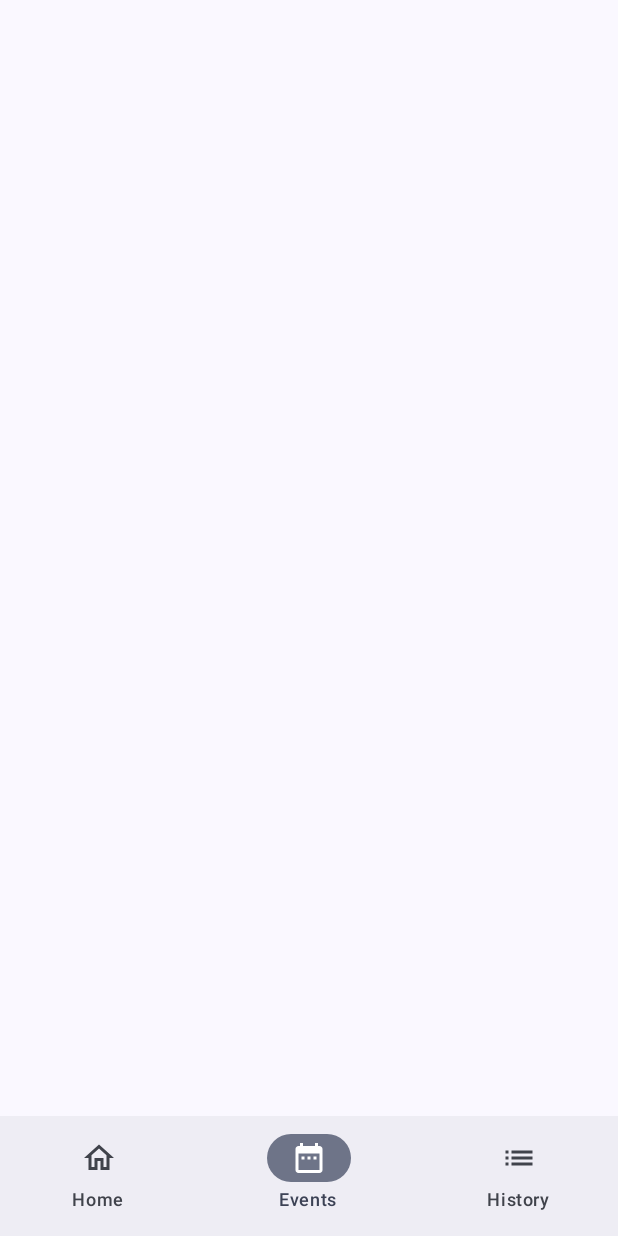
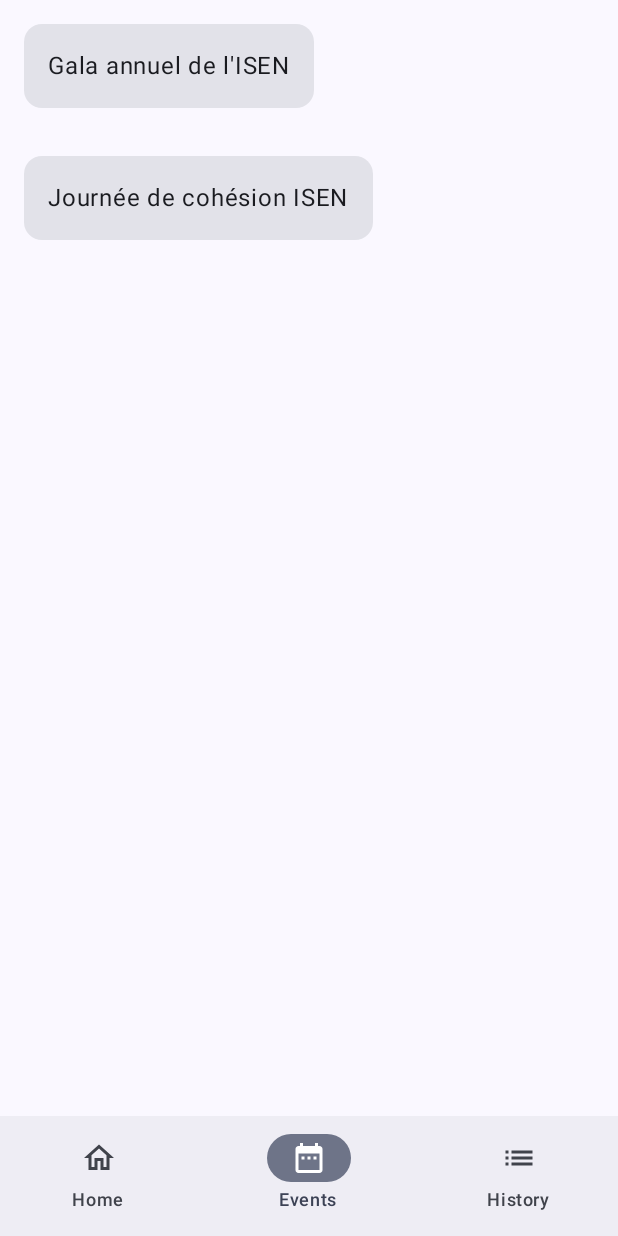
Before and after one commit to DramatikzZ/ISENSmartCompanion, an Android app built with Jetpack Compose: the screen it shows after launch (MainActivity), item 2 of the bottom bar chosen, on a phone screen of 412 x 824 dp. Run offline under Robolectric (Android 15) with nearby library versions, the light colour scheme and no system bars.

Commit message:
PART 2 - 2

```diff
--- a/app/src/main/java/fr/isen/vincent/isensmartcompanion/MainActivity.kt
+++ b/app/src/main/java/fr/isen/vincent/isensmartcompanion/MainActivity.kt
@@ -1,6 +1,8 @@
 package fr.isen.vincent.isensmartcompanion
 
+import android.content.Intent
 import android.os.Bundle
+import android.util.Log
 import androidx.activity.ComponentActivity
 import androidx.activity.compose.setContent
 import androidx.activity.enableEdgeToEdge
@@ -12,20 +14,22 @@
 import androidx.compose.material.icons.outlined.DateRange
 import androidx.compose.material.icons.outlined.Home
 import androidx.compose.material.icons.outlined.List
-import androidx.compose.material.icons.outlined.Notifications
 import androidx.compose.material3.Scaffold
-import androidx.compose.material3.Text
 import androidx.compose.runtime.Composable
 import androidx.compose.ui.Modifier
 import androidx.compose.ui.graphics.vector.ImageVector
 import androidx.compose.ui.tooling.preview.Preview
+import androidx.core.content.ContextCompat.startActivity
 import androidx.navigation.compose.NavHost
 import androidx.navigation.compose.composable
 import androidx.navigation.compose.rememberNavController
+import fr.isen.vincent.isensmartcompanion.models.EventModel
+import fr.isen.vincent.isensmartcompanion.screen.EventsScreen
+import fr.isen.vincent.isensmartcompanion.screen.HistoryScreen
+import fr.isen.vincent.isensmartcompanion.screen.MainScreen
+import fr.isen.vincent.isensmartcompanion.screen.TabView
 import fr.isen.vincent.isensmartcompanion.ui.theme.ISENSmartCompanionTheme
 
-import fr.isen.vincent.isensmartcompanion.screen.MainScreen
-import fr.isen.vincent.isensmartcompanion.screen.TabView
 
 
 data class TabBarItem(
@@ -35,14 +39,16 @@
     val badgeAmount: Int? = null
 )
 
+
 class MainActivity : ComponentActivity() {
     override fun onCreate(savedInstanceState: Bundle?) {
         super.onCreate(savedInstanceState)
+        Log.d("lifecycle", "MainActivity onCreate")
         enableEdgeToEdge()
         setContent {
-            val homeTab = TabBarItem(title = "Home", selectedIcon = Icons.Filled.Home, unselectedIcon = Icons.Outlined.Home)
-            val eventsTab = TabBarItem(title = "Events", selectedIcon = Icons.Filled.DateRange, unselectedIcon = Icons.Outlined.DateRange, /*badgeAmount = 7*/)
-            val historyTab = TabBarItem(title = "History", selectedIcon = Icons.Filled.List, unselectedIcon = Icons.Outlined.List)
+            val homeTab = TabBarItem(title = getString(R.string.bottom_navbar_home), selectedIcon = Icons.Filled.Home, unselectedIcon = Icons.Outlined.Home)
+            val eventsTab = TabBarItem(title = getString(R.string.bottom_navbar_event), selectedIcon = Icons.Filled.DateRange, unselectedIcon = Icons.Outlined.DateRange)
+            val historyTab = TabBarItem(title = getString(R.string.bottom_navbar_history), selectedIcon = Icons.Filled.List, unselectedIcon = Icons.Outlined.List)
 
             // creating a list of all the tabs
             val tabBarItems = listOf(homeTab, eventsTab, historyTab)
@@ -51,29 +57,62 @@
             val navController = rememberNavController()
 
             ISENSmartCompanionTheme {
-                Scaffold(bottomBar = {TabView(tabBarItems, navController)}, modifier = Modifier.fillMaxSize()) { innerPadding ->
-                    NavHost(navController = navController, startDestination = homeTab.title){
-                        composable(homeTab.title){
+                Scaffold( bottomBar = {
+                    TabView(tabBarItems, navController)
+                },
+                    modifier = Modifier.fillMaxSize()) { innerPadding ->
+
+                    NavHost(navController = navController, startDestination = homeTab.title) {
+                        composable(homeTab.title) {
                             MainScreen(innerPadding)
                         }
-                        composable(eventsTab.title){
+                        composable(eventsTab.title) {
+                            EventsScreen(
+                                innerPadding = innerPadding,
+                                eventHandler = { event ->
+                                    startEventDetailActivity(event)
+                                }
+                            )
                         }
-                        composable(historyTab.title){
-                            Text(historyTab.title)
+                        composable(historyTab.title) {
+                            HistoryScreen(innerPadding)
                         }
                     }
+
                 }
             }
         }
     }
-}
 
+    fun startEventDetailActivity(event: EventModel) {
+        val intent = Intent(this, EventDetailActivity::class.java).apply {
+            putExtra(EventDetailActivity.eventExtraKey, event)
+        }
+        startActivity(intent)
+    }
 
+    override fun onRestart() {
+        super.onRestart()
+        Log.d("lifecycle", "MainActivity onRestart")
+    }
 
-@Preview(showBackground = true)
-@Composable
-fun GreetingPreview() {
-    ISENSmartCompanionTheme {
-        //MainScreen(PaddingValues)
+    override fun onResume() {
+        super.onResume()
+        Log.d("lifecycle", "MainActivity onResume")
+    }
+
+    override fun onStop() {
+        Log.d("lifecycle", "MainActivity onStop")
+        super.onStop()
+    }
+
+    override fun onPause() {
+        Log.d("lifecycle", "MainActivity onPause")
+        super.onPause()
+    }
+
+    override fun onDestroy() {
+        Log.d("lifecycle", "MainActivity onDestroy")
+        super.onDestroy()
     }
 }
--- /dev/null
+++ b/app/src/main/java/fr/isen/vincent/isensmartcompanion/models/EventModel.kt
@@ -0,0 +1,35 @@
+package fr.isen.vincent.isensmartcompanion.models
+
+import java.io.Serializable
+
+data class EventModel(
+    val id: String,
+    val title: String,
+    val description: String,
+    val date: String,
+    val location: String,
+    val category: String
+): Serializable
+
+{
+    companion object {
+        fun fakeEvents(): List<EventModel> {
+            return listOf(
+                EventModel(
+                    "1e2d345a",
+                    "Gala annuel de l'ISEN",
+                    "Soirée prestigieuse organisée par le BDE pour célébrer les réussites de l\'année dans une ambiance festive.",
+                    "10 décembre 2024",
+                    "Palais Neptune, Toulon",
+                    "BDE"),
+                EventModel(
+                    "0d1d122c",
+                    "Journée de cohésion ISEN",
+                    "Un moment pour accueillir les nouveaux élèves et renforcer la cohésion entre les promotions avec des activités autour de la santé, l'écologie, et la vie associative.",
+                    "24 septembre 2024",
+                    "Plage du Mourillon",
+                    "Vie associative"),
+            )
+        }
+    }
+}
--- /dev/null
+++ b/app/src/main/java/fr/isen/vincent/isensmartcompanion/screen/EventsScreen.kt
@@ -0,0 +1,43 @@
+package fr.isen.vincent.isensmartcompanion.screen
+
+import androidx.compose.foundation.clickable
+import androidx.compose.foundation.layout.Column
+import androidx.compose.foundation.layout.PaddingValues
+import androidx.compose.foundation.lazy.LazyColumn
+import androidx.compose.material3.Text
+import androidx.compose.runtime.Composable
+import androidx.compose.ui.unit.dp
+import androidx.compose.ui.Modifier
+import androidx.compose.foundation.layout.padding
+import androidx.compose.material3.Card
+import androidx.compose.ui.platform.LocalContext
+import fr.isen.vincent.isensmartcompanion.models.EventModel
+import androidx.compose.foundation.lazy.items
+
+
+@Composable
+fun EventsScreen(innerPadding: PaddingValues, eventHandler: (EventModel) -> Unit) {
+    val context = LocalContext.current
+    Column(modifier = Modifier.padding(innerPadding)) {
+        val events = EventModel.fakeEvents()
+        LazyColumn {
+            items(events) { event ->
+                EventRow(event, eventHandler)
+            }
+        }
+    }
+}
+
+@Composable
+fun EventRow(event: EventModel, eventHandler: (EventModel) -> Unit) {
+    Card(modifier = Modifier
+        .padding(16.dp)
+        .clickable {
+            eventHandler(event)
+        }
+    ) {
+        Column(modifier = Modifier.padding(16.dp)) {
+            Text(event.title)
+        }
+    }
+}
--- a/app/src/main/res/values/strings.xml
+++ b/app/src/main/res/values/strings.xml
@@ -1,6 +1,15 @@
 <resources>
+    //App Name
     <string name="app_name">ISENSmartCompanion</string>
     <string name="app_title">Smart Companion</string>
+
+    //Images
     <string name="isen_logo">Logo ISEN</string>
     <string name="send_button">Bouton envoyé</string>
+
+    // NavBar
+    <string name="bottom_navbar_home">Home</string>
+    <string name="bottom_navbar_event">Events</string>
+    <string name="bottom_navbar_history">History</string>
+
 </resources>
```
Also changed, not shown: app/src/main/java/fr/isen/vincent/isensmartcompanion/EventDetailActivity.kt (added, +86 -0 lines), app/src/main/java/fr/isen/vincent/isensmartcompanion/screen/HistoryScreen.kt (added, +9 -0 lines).
